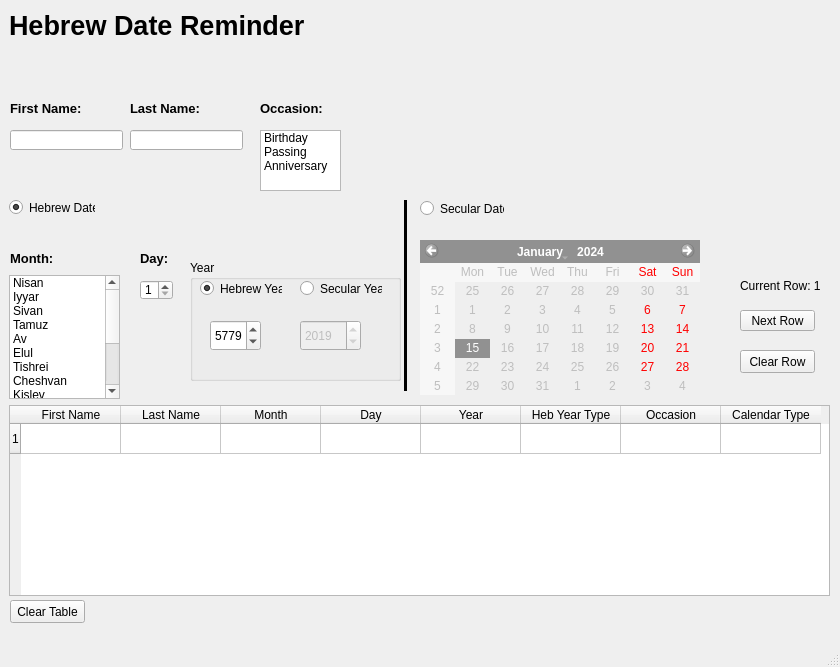
This is app_gui.ui in roovyshapiro/HebrewDateReminder as Qt 5 draws it before an edit. The edited form follows.
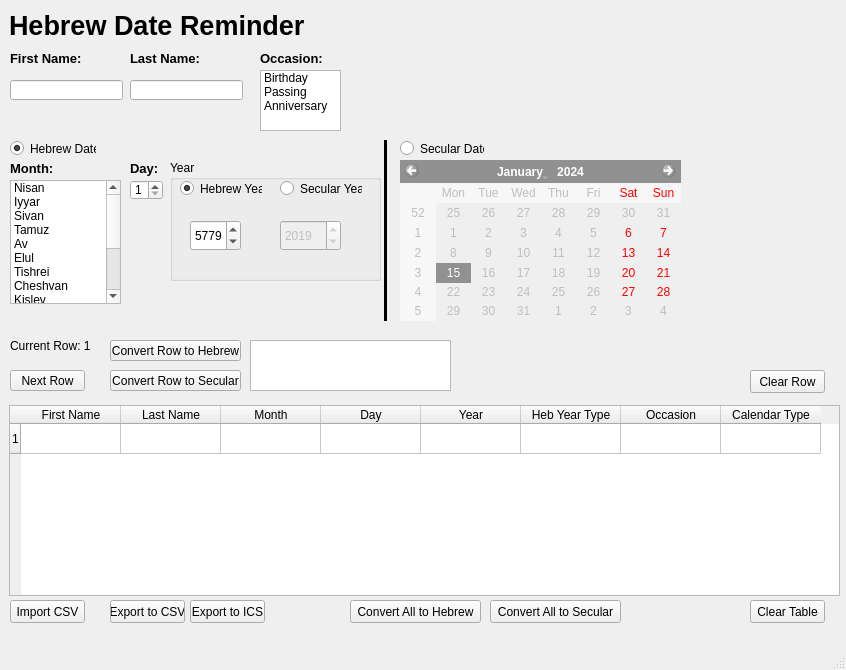
This is the edited form.

Commit message:
Add buttons to .ui, Begin "Export to CSV"
Drastically changed the layout of the .ui file.
Added a lot of buttons to be used in the future.

Currently working on the "Export to CSV" button.

```diff
--- a/app_gui.ui
+++ b/app_gui.ui
@@ -6,8 +6,8 @@
    <rect>
     <x>0</x>
     <y>0</y>
-    <width>840</width>
-    <height>667</height>
+    <width>846</width>
+    <height>670</height>
    </rect>
   </property>
   <property name="windowTitle">
@@ -20,8 +20,8 @@
     </property>
     <property name="geometry">
      <rect>
-      <x>9</x>
-      <y>275</y>
+      <x>10</x>
+      <y>180</y>
       <width>111</width>
       <height>124</height>
      </rect>
@@ -101,7 +101,7 @@
     <property name="geometry">
      <rect>
       <x>260</x>
-      <y>130</y>
+      <y>70</y>
       <width>81</width>
       <height>61</height>
      </rect>
@@ -130,7 +130,7 @@
      <rect>
       <x>9</x>
       <y>405</y>
-      <width>821</width>
+      <width>831</width>
       <height>191</height>
      </rect>
     </property>
@@ -183,7 +183,7 @@
    <widget class="QPushButton" name="clear_table">
     <property name="geometry">
      <rect>
-      <x>10</x>
+      <x>750</x>
       <y>600</y>
       <width>75</width>
       <height>23</height>
@@ -196,8 +196,8 @@
    <widget class="QSpinBox" name="day_spin_box">
     <property name="geometry">
      <rect>
-      <x>140</x>
-      <y>280</y>
+      <x>130</x>
+      <y>180</y>
       <width>33</width>
       <height>20</height>
      </rect>
@@ -215,8 +215,8 @@
    <widget class="QPushButton" name="next_row">
     <property name="geometry">
      <rect>
-      <x>740</x>
-      <y>310</y>
+      <x>10</x>
+      <y>370</y>
       <width>75</width>
       <height>21</height>
      </rect>
@@ -248,8 +248,8 @@
    <widget class="QLabel" name="label_2">
     <property name="geometry">
      <rect>
-      <x>140</x>
-      <y>250</y>
+      <x>130</x>
+      <y>160</y>
       <width>30</width>
       <height>16</height>
      </rect>
@@ -269,7 +269,7 @@
     <property name="geometry">
      <rect>
       <x>10</x>
-      <y>100</y>
+      <y>50</y>
       <width>72</width>
       <height>16</height>
      </rect>
@@ -289,7 +289,7 @@
     <property name="geometry">
      <rect>
       <x>130</x>
-      <y>100</y>
+      <y>50</y>
       <width>72</width>
       <height>16</height>
      </rect>
@@ -309,7 +309,7 @@
     <property name="geometry">
      <rect>
       <x>10</x>
-      <y>250</y>
+      <y>160</y>
       <width>46</width>
       <height>16</height>
      </rect>
@@ -329,7 +329,7 @@
     <property name="geometry">
      <rect>
       <x>260</x>
-      <y>100</y>
+      <y>50</y>
       <width>62</width>
       <height>16</height>
      </rect>
@@ -351,20 +351,20 @@
     </property>
     <property name="geometry">
      <rect>
-      <x>420</x>
-      <y>240</y>
-      <width>280</width>
-      <height>155</height>
+      <x>400</x>
+      <y>160</y>
+      <width>281</width>
+      <height>161</height>
      </rect>
     </property>
    </widget>
    <widget class="Line" name="line">
     <property name="geometry">
      <rect>
-      <x>390</x>
-      <y>200</y>
+      <x>370</x>
+      <y>140</y>
       <width>31</width>
-      <height>191</height>
+      <height>181</height>
      </rect>
     </property>
     <property name="frameShadow">
@@ -380,8 +380,8 @@
    <widget class="QRadioButton" name="hebrew_date_btn">
     <property name="geometry">
      <rect>
-      <x>9</x>
-      <y>199</y>
+      <x>10</x>
+      <y>140</y>
       <width>86</width>
       <height>17</height>
      </rect>
@@ -396,8 +396,8 @@
    <widget class="QRadioButton" name="secular_date_btn">
     <property name="geometry">
      <rect>
-      <x>420</x>
-      <y>200</y>
+      <x>400</x>
+      <y>140</y>
       <width>84</width>
       <height>17</height>
      </rect>
@@ -409,8 +409,8 @@
    <widget class="QPushButton" name="clear_row_btn">
     <property name="geometry">
      <rect>
-      <x>740</x>
-      <y>350</y>
+      <x>750</x>
+      <y>370</y>
       <width>75</width>
       <height>23</height>
      </rect>
@@ -425,8 +425,8 @@
     </property>
     <property name="geometry">
      <rect>
-      <x>190</x>
-      <y>260</y>
+      <x>170</x>
+      <y>160</y>
       <width>211</width>
       <height>121</height>
      </rect>
@@ -537,8 +537,8 @@
    <widget class="QLabel" name="current_row_label">
     <property name="geometry">
      <rect>
-      <x>740</x>
-      <y>270</y>
+      <x>10</x>
+      <y>330</y>
       <width>91</width>
       <height>31</height>
      </rect>
@@ -554,7 +554,7 @@
     <property name="geometry">
      <rect>
       <x>10</x>
-      <y>130</y>
+      <y>80</y>
       <width>113</width>
       <height>20</height>
      </rect>
@@ -565,6 +565,9 @@
     <property name="maxLength">
      <number>50</number>
     </property>
+    <property name="frame">
+     <bool>true</bool>
+    </property>
     <property name="clearButtonEnabled">
      <bool>false</bool>
     </property>
@@ -573,7 +576,7 @@
     <property name="geometry">
      <rect>
       <x>130</x>
-      <y>130</y>
+      <y>80</y>
       <width>113</width>
       <height>20</height>
      </rect>
@@ -588,6 +591,107 @@
      <bool>false</bool>
     </property>
    </widget>
+   <widget class="QPushButton" name="import_csv_btn">
+    <property name="geometry">
+     <rect>
+      <x>10</x>
+      <y>600</y>
+      <width>75</width>
+      <height>23</height>
+     </rect>
+    </property>
+    <property name="text">
+     <string>Import CSV</string>
+    </property>
+   </widget>
+   <widget class="QPushButton" name="convert_all_hebrew_btn">
+    <property name="geometry">
+     <rect>
+      <x>350</x>
+      <y>600</y>
+      <width>131</width>
+      <height>23</height>
+     </rect>
+    </property>
+    <property name="text">
+     <string>Convert All to Hebrew</string>
+    </property>
+   </widget>
+   <widget class="QPushButton" name="export_csv_btn">
+    <property name="geometry">
+     <rect>
+      <x>110</x>
+      <y>600</y>
+      <width>75</width>
+      <height>23</height>
+     </rect>
+    </property>
+    <property name="text">
+     <string>Export to CSV</string>
+    </property>
+   </widget>
+   <widget class="QPushButton" name="export_ics_btn">
+    <property name="geometry">
+     <rect>
+      <x>190</x>
+      <y>600</y>
+      <width>75</width>
+      <height>23</height>
+     </rect>
+    </property>
+    <property name="text">
+     <string>Export to ICS</string>
+    </property>
+   </widget>
+   <widget class="QPushButton" name="convert_all_secular_btn">
+    <property name="geometry">
+     <rect>
+      <x>490</x>
+      <y>600</y>
+      <width>131</width>
+      <height>23</height>
+     </rect>
+    </property>
+    <property name="text">
+     <string>Convert All to Secular</string>
+    </property>
+   </widget>
+   <widget class="QPushButton" name="convert_row_hebrew_btn">
+    <property name="geometry">
+     <rect>
+      <x>110</x>
+      <y>340</y>
+      <width>131</width>
+      <height>21</height>
+     </rect>
+    </property>
+    <property name="text">
+     <string>Convert Row to Hebrew</string>
+    </property>
+   </widget>
+   <widget class="QPushButton" name="convert_row_secular_btn">
+    <property name="geometry">
+     <rect>
+      <x>110</x>
+      <y>370</y>
+      <width>131</width>
+      <height>21</height>
+     </rect>
+    </property>
+    <property name="text">
+     <string>Convert Row to Secular</string>
+    </property>
+   </widget>
+   <widget class="QPlainTextEdit" name="converted_date_text">
+    <property name="geometry">
+     <rect>
+      <x>250</x>
+      <y>340</y>
+      <width>201</width>
+      <height>51</height>
+     </rect>
+    </property>
+   </widget>
   </widget>
   <widget class="QMenuBar" name="menubar">
    <property name="geometry">
```
Left out of the diff: 2 changed lines with no effect on the pictures. The commit also changes 1 other file.
